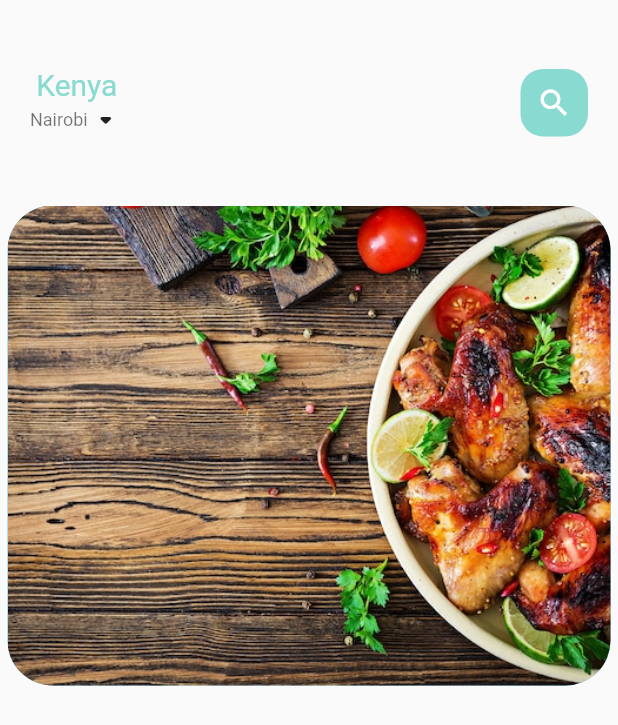
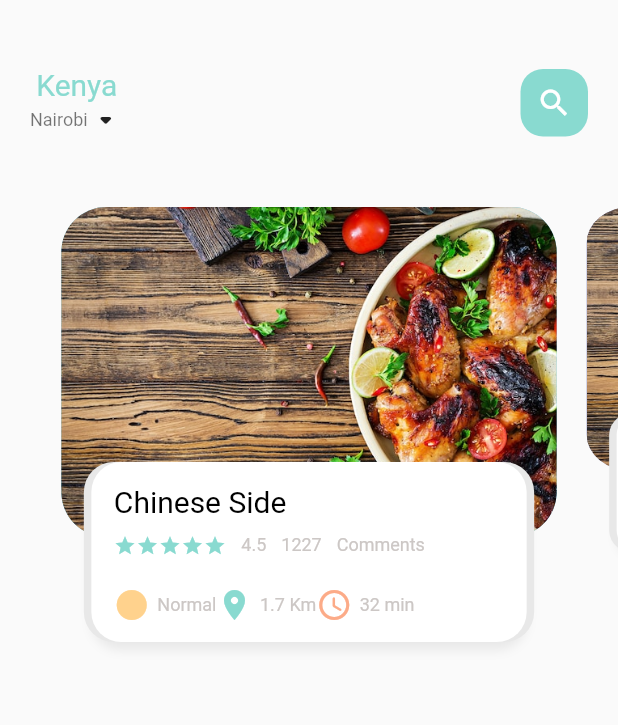
Before and after one commit to martin-ngigi/iEats, a Flutter app: the screen it shows after launch, on a phone screen of 412 x 824 dp. Shown: the top 725 px of the screen. Run offline on Flutter 3.47's test engine with Material 2 defaults, Android fonts, the phone set to English and light mode, and no system bars.

Commit message:
Second Slider complete

```diff
--- a/lib/home/food_page_body.dart
+++ b/lib/home/food_page_body.dart
@@ -1,4 +1,8 @@
 import 'package:flutter/material.dart';
+import 'package:i_eats/utils/colors.dart';
+import 'package:i_eats/widgets/big_text.dart';
+import 'package:i_eats/widgets/icon_and_text_widget.dart';
+import 'package:i_eats/widgets/small_text.dart';
 
 //stful
 class FoodPageBody extends StatefulWidget {
@@ -9,11 +13,34 @@ class FoodPageBody extends StatefulWidget {
 }
 
 class _FoodPageBodyState extends State<FoodPageBody> {
+  PageController pageController = PageController(viewportFraction: 0.85);
+  var _currentPageValue = 0.0;
+  double _scaleFactor = 0.8;
+  double _height = 220;
+
+  @override
+  void initState() {
+    super.initState();
+
+    //improve horizontal transition.
+    pageController.addListener(() {
+      _currentPageValue = pageController.page!;
+    });
+  }
+
+  @override
+  void dispose() {
+    super.dispose();
+    pageController.dispose();
+  }
+
   @override
   Widget build(BuildContext context) {
     return Container(
+      //color: Colors.grey[100],
       height: 320,
       child: PageView.builder(
+          controller: pageController,
           itemCount: 5,
           itemBuilder: (context, position){
             return _buildPageItem(position);
@@ -22,9 +49,38 @@ class _FoodPageBodyState extends State<FoodPageBody> {
   }
 
   Widget _buildPageItem(int index){
-    return Container(
+    Matrix4 matrix =  new Matrix4.identity();
+    if(index == _currentPageValue.floor()){ // floor() is for rounding offf
+      var currScale = 1-(_currentPageValue-index)*(1-_scaleFactor);
+      var currTrans = _height*(1-currScale)/2;
+      matrix = Matrix4.diagonal3Values(1, currScale, 1)..setTranslationRaw(0, currScale, 0);
+
+    }
+    else if(index == _currentPageValue.floor()+1){
+      var currScale = _scaleFactor+(_currentPageValue-index+1)*(1-_scaleFactor);
+      var currTrans = _height*(1-currScale)/2;
+      matrix = Matrix4.diagonal3Values(1, currScale, 1);
+      matrix = Matrix4.diagonal3Values(1, currScale, 1)..setTranslationRaw(0, currScale, 0);
+
+    }
+    else if(index == _currentPageValue.floor()-1){
+      var currScale = 1-(_currentPageValue-index)*(1-_scaleFactor);
+      matrix = Matrix4.diagonal3Values(1, currScale, 1);
+      matrix = Matrix4.diagonal3Values(1, currScale, 1)..setTranslationRaw(0, currScale, 0);
+    }
+    else {
+      var currScale = 0.8;
+      matrix = Matrix4.diagonal3Values(1, currScale, 1)..setTranslationRaw(0, _height*(1-_scaleFactor)/2, 1);
+
+    }
+
+    return Transform(
+      transform: matrix,
+      child: Stack(//stack container ensures that the child container takes the specified height and not the parent height. We can also fut another container
+        children: [
+          Container(
             height: 220,
-      margin: EdgeInsets.only(left: 5, right: 5),
+            margin: EdgeInsets.only(left: 10, right: 10),
             decoration: BoxDecoration(
               borderRadius: BorderRadius.circular(30),
               color: index.isEven? Color(0xFF69c5df) : Color(0xFF9294cc),
@@ -35,6 +91,72 @@ class _FoodPageBodyState extends State<FoodPageBody> {
                 ),
               ),
             ),
+          ),
+          Align(
+            alignment: Alignment.bottomCenter,
+            child: Container(
+              height: 120,
+              margin: EdgeInsets.only(left: 30, right: 30, bottom: 30),
+              decoration: BoxDecoration(
+                borderRadius: BorderRadius.circular(20),
+                color: Colors.white,
+                boxShadow: [
+                  BoxShadow(
+                    color: Color(0xFFe8e8e8),
+                    blurRadius: 5.0,
+                    offset: Offset(0, 5)
+                  ),
+                  BoxShadow(
+                      color: Color(0xFFe8e8e8),
+                      offset: Offset(-5, 0)
+                  ),
+                  BoxShadow(
+                      color: Color(0xFFe8e8e8),
+                      offset: Offset(5, 0)
+                  ),
+                ]
+              ),
+              child: Container(
+                padding: EdgeInsets.only(top: 15, left: 15, right: 15),
+                child: Column(
+                  crossAxisAlignment: CrossAxisAlignment.start,
+                  children: [
+                    BigText(text: "Chinese Side", color: Colors.black,),
+                    SizedBox(height: 10,),
+                    Row(
+                      children: [
+                        Wrap(
+                          children: List.generate(5, (index) { return Icon(Icons.star, color: AppColors.mainColor, size: 15,);}),
+                        ),
+                        SizedBox(width: 10,),
+                        SmallText(text: "4.5"),
+                        SizedBox(width: 10,),
+                        SmallText(text: "1227"),
+                        SizedBox(width: 10,),
+                        SmallText(text: "Comments"),
+                      ],
+                    ),
+                    SizedBox(height: 20,),
+                    Row(
+                      children: [
+                        IconAndTextWidget(icon: Icons.circle_sharp,
+                            text: "Normal",
+                            iconColor: AppColors.iconColor1),
+                        IconAndTextWidget(icon: Icons.location_on,
+                            text: "1.7 Km",
+                            iconColor: AppColors.mainColor),
+                        IconAndTextWidget(icon: Icons.access_time_rounded,
+                            text: "32 min",
+                            iconColor: AppColors.iconColor2),
+                      ],
+                    )
+                  ],
+                ),
+              ),
+            ),
+          ),
+        ],
+      ),
     );
   }
 }
--- /dev/null
+++ b/lib/widgets/icon_and_text_widget.dart
@@ -0,0 +1,28 @@
+//stless
+
+import 'package:flutter/cupertino.dart';
+import 'package:i_eats/widgets/small_text.dart';
+
+class IconAndTextWidget extends StatelessWidget {
+  final IconData icon;
+  final String text;
+  final Color iconColor;
+
+
+  const IconAndTextWidget({Key? key,
+    required this.icon,
+    required this.text,
+    required this.iconColor,
+  }) : super(key: key);
+
+  @override
+  Widget build(BuildContext context) {
+    return Row(
+      children: [
+        Icon(icon, color: iconColor,),
+        SizedBox(width: 5,),
+        SmallText(text: text, ),
+      ],
+    );
+  }
+}
```
Lines whose indentation alone changed are shown as unchanged.
